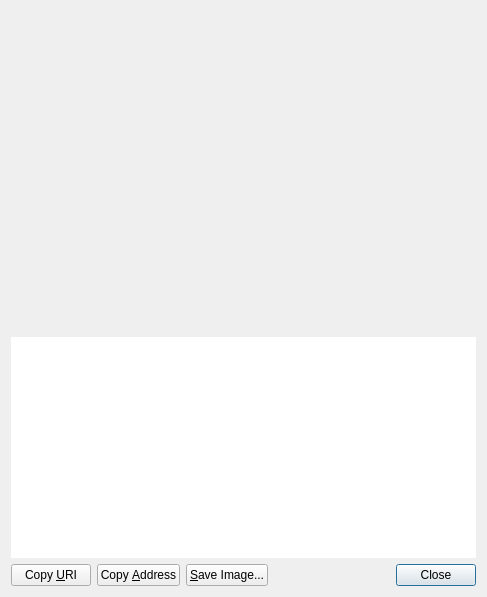
Before: the Qt Designer form src/qt/forms/receiverequestdialog.ui in SidGrip/universalmol, drawn with Qt 5.
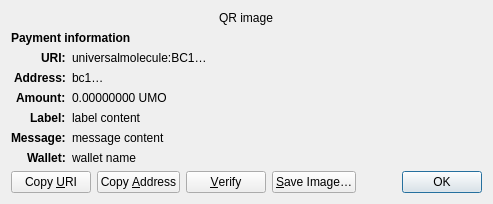
After: the same form once the commit is applied. Custom widgets are drawn as their Qt base class.

The edit to the form file:
```diff
--- a/src/qt/forms/receiverequestdialog.ui
+++ b/src/qt/forms/receiverequestdialog.ui
@@ -6,60 +6,158 @@
    <rect>
     <x>0</x>
     <y>0</y>
-    <width>487</width>
-    <height>597</height>
+    <width>413</width>
+    <height>229</height>
    </rect>
   </property>
-  <layout class="QVBoxLayout" name="verticalLayout_3">
-   <item>
-    <widget class="QRImageWidget" name="lblQRCode">
-     <property name="sizePolicy">
-      <sizepolicy hsizetype="Expanding" vsizetype="Fixed">
-       <horstretch>0</horstretch>
-       <verstretch>0</verstretch>
-      </sizepolicy>
+  <property name="windowTitle">
+   <string>Request payment to …</string>
+  </property>
+  <layout class="QGridLayout" name="gridLayout" columnstretch="0,1">
+   <property name="sizeConstraint">
+    <enum>QLayout::SetFixedSize</enum>
+   </property>
+   <item row="0" column="0" colspan="2" alignment="Qt::AlignHCenter">
+    <widget class="QRImageWidget" name="qr_code">
+     <property name="text">
+      <string notr="true">QR image</string>
      </property>
-     <property name="minimumSize">
-      <size>
-       <width>300</width>
-       <height>320</height>
-      </size>
+     <property name="textInteractionFlags">
+      <set>Qt::NoTextInteraction</set>
      </property>
-     <property name="toolTip">
-      <string>QR Code</string>
+    </widget>
+   </item>
+   <item row="1" column="0" colspan="2">
+    <widget class="QLabel" name="payment_header">
+     <property name="font">
+      <font>
+       <weight>75</weight>
+       <bold>true</bold>
+      </font>
      </property>
+     <property name="text">
+      <string>Payment information</string>
+     </property>
+     <property name="textInteractionFlags">
+      <set>Qt::NoTextInteraction</set>
+     </property>
+    </widget>
+   </item>
+   <item row="2" column="0" alignment="Qt::AlignRight|Qt::AlignTop">
+    <widget class="QLabel" name="uri_tag">
+     <property name="font">
+      <font>
+       <weight>75</weight>
+       <bold>true</bold>
+      </font>
+     </property>
+     <property name="text">
+      <string notr="true">URI:</string>
+     </property>
      <property name="textFormat">
       <enum>Qt::PlainText</enum>
      </property>
-     <property name="alignment">
-      <set>Qt::AlignCenter</set>
+     <property name="textInteractionFlags">
+      <set>Qt::NoTextInteraction</set>
      </property>
+    </widget>
+   </item>
+   <item row="2" column="1" alignment="Qt::AlignTop">
+    <widget class="QLabel" name="uri_content">
+     <property name="text">
+      <string notr="true">universalmolecule:BC1…</string>
+     </property>
+     <property name="textFormat">
+      <enum>Qt::RichText</enum>
+     </property>
      <property name="wordWrap">
       <bool>true</bool>
      </property>
     </widget>
    </item>
-   <item>
-    <widget class="QTextEdit" name="outUri">
-     <property name="sizePolicy">
-      <sizepolicy hsizetype="Expanding" vsizetype="Expanding">
-       <horstretch>0</horstretch>
-       <verstretch>0</verstretch>
-      </sizepolicy>
+   <item row="3" column="0" alignment="Qt::AlignRight|Qt::AlignTop">
+    <widget class="QLabel" name="address_tag">
+     <property name="font">
+      <font>
+       <weight>75</weight>
+       <bold>true</bold>
+      </font>
      </property>
-     <property name="minimumSize">
-      <size>
-       <width>0</width>
-       <height>50</height>
-      </size>
+     <property name="text">
+      <string>Address:</string>
      </property>
-     <property name="frameShape">
-      <enum>QFrame::NoFrame</enum>
+     <property name="textInteractionFlags">
+      <set>Qt::NoTextInteraction</set>
      </property>
-     <property name="frameShadow">
-      <enum>QFrame::Plain</enum>
+    </widget>
+   </item>
+   <item row="3" column="1" alignment="Qt::AlignTop">
+    <widget class="QLabel" name="address_content">
+     <property name="text">
+      <string notr="true">bc1…</string>
      </property>
-     <property name="tabChangesFocus">
+     <property name="textFormat">
+      <enum>Qt::PlainText</enum>
+     </property>
+     <property name="textInteractionFlags">
+      <set>Qt::TextSelectableByMouse</set>
+     </property>
+    </widget>
+   </item>
+   <item row="4" column="0" alignment="Qt::AlignRight|Qt::AlignTop">
+    <widget class="QLabel" name="amount_tag">
+     <property name="font">
+      <font>
+       <weight>75</weight>
+       <bold>true</bold>
+      </font>
+     </property>
+     <property name="text">
+      <string>Amount:</string>
+     </property>
+     <property name="textInteractionFlags">
+      <set>Qt::NoTextInteraction</set>
+     </property>
+    </widget>
+   </item>
+   <item row="4" column="1" alignment="Qt::AlignTop">
+    <widget class="QLabel" name="amount_content">
+     <property name="text">
+      <string notr="true">0.00000000 UMO</string>
+     </property>
+     <property name="textFormat">
+      <enum>Qt::PlainText</enum>
+     </property>
+     <property name="textInteractionFlags">
+      <set>Qt::TextSelectableByMouse</set>
+     </property>
+    </widget>
+   </item>
+   <item row="5" column="0" alignment="Qt::AlignRight|Qt::AlignTop">
+    <widget class="QLabel" name="label_tag">
+     <property name="font">
+      <font>
+       <weight>75</weight>
+       <bold>true</bold>
+      </font>
+     </property>
+     <property name="text">
+      <string>Label:</string>
+     </property>
+     <property name="textInteractionFlags">
+      <set>Qt::NoTextInteraction</set>
+     </property>
+    </widget>
+   </item>
+   <item row="5" column="1" alignment="Qt::AlignTop">
+    <widget class="QLabel" name="label_content">
+     <property name="text">
+      <string notr="true">label content</string>
+     </property>
+     <property name="textFormat">
+      <enum>Qt::PlainText</enum>
+     </property>
+     <property name="wordWrap">
       <bool>true</bool>
      </property>
      <property name="textInteractionFlags">
@@ -67,7 +165,71 @@
      </property>
     </widget>
    </item>
-   <item>
+   <item row="6" column="0" alignment="Qt::AlignRight|Qt::AlignTop">
+    <widget class="QLabel" name="message_tag">
+     <property name="font">
+      <font>
+       <weight>75</weight>
+       <bold>true</bold>
+      </font>
+     </property>
+     <property name="text">
+      <string>Message:</string>
+     </property>
+     <property name="textInteractionFlags">
+      <set>Qt::NoTextInteraction</set>
+     </property>
+    </widget>
+   </item>
+   <item row="6" column="1" alignment="Qt::AlignTop">
+    <widget class="QLabel" name="message_content">
+     <property name="text">
+      <string notr="true">message content</string>
+     </property>
+     <property name="textFormat">
+      <enum>Qt::PlainText</enum>
+     </property>
+     <property name="wordWrap">
+      <bool>true</bool>
+     </property>
+     <property name="textInteractionFlags">
+      <set>Qt::TextSelectableByMouse</set>
+     </property>
+    </widget>
+   </item>
+   <item row="7" column="0" alignment="Qt::AlignRight|Qt::AlignTop">
+    <widget class="QLabel" name="wallet_tag">
+     <property name="font">
+      <font>
+       <weight>75</weight>
+       <bold>true</bold>
+      </font>
+     </property>
+     <property name="text">
+      <string>Wallet:</string>
+     </property>
+     <property name="textInteractionFlags">
+      <set>Qt::NoTextInteraction</set>
+     </property>
+    </widget>
+   </item>
+   <item row="7" column="1" alignment="Qt::AlignTop">
+    <widget class="QLabel" name="wallet_content">
+     <property name="text">
+      <string notr="true">wallet name</string>
+     </property>
+     <property name="textFormat">
+      <enum>Qt::PlainText</enum>
+     </property>
+     <property name="wordWrap">
+      <bool>true</bool>
+     </property>
+     <property name="textInteractionFlags">
+      <set>Qt::TextSelectableByMouse</set>
+     </property>
+    </widget>
+   </item>
+   <item row="8" column="0" colspan="2">
     <layout class="QHBoxLayout" name="horizontalLayout">
      <item>
       <widget class="QPushButton" name="btnCopyURI">
@@ -89,10 +251,23 @@
        </property>
       </widget>
      </item>
+     <item>
+      <widget class="QPushButton" name="btnVerify">
+       <property name="text">
+        <string>&amp;Verify</string>
+       </property>
+       <property name="toolTip">
+        <string>Verify this address on e.g. a hardware wallet screen</string>
+       </property>
+       <property name="autoDefault">
+        <bool>false</bool>
+       </property>
+      </widget>
+     </item>
      <item>
       <widget class="QPushButton" name="btnSaveAs">
        <property name="text">
-        <string>&amp;Save Image...</string>
+        <string>&amp;Save Image…</string>
        </property>
        <property name="autoDefault">
         <bool>false</bool>
@@ -115,7 +290,7 @@
      <item>
       <widget class="QDialogButtonBox" name="buttonBox">
        <property name="standardButtons">
-        <set>QDialogButtonBox::Close</set>
+        <set>QDialogButtonBox::Ok</set>
        </property>
       </widget>
      </item>
```
Left out of the diff: 40 changed lines with no effect on the pictures.
